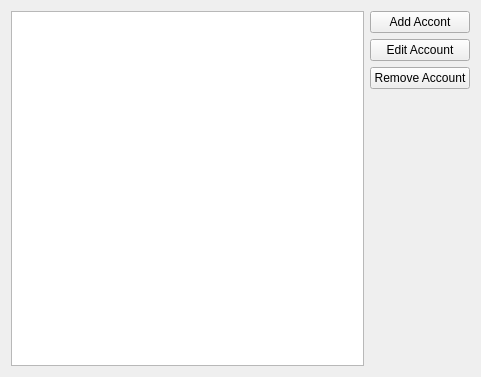
First picture: the form in src/main-widget.ui, repository KDE/ktp-accounts-kcm, before the edit.
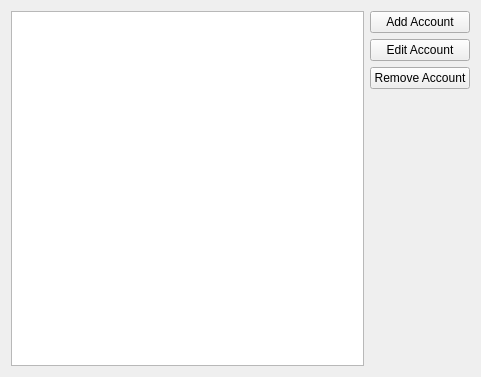
Second picture: the form after the edit. Custom widgets are drawn as their Qt base class.

Commit message: Corrected typo.

Patch:
```diff
--- a/src/main-widget.ui
+++ b/src/main-widget.ui
@@ -26,7 +26,7 @@
          <item>
           <widget class="KPushButton" name="m_addAccountButton">
            <property name="text">
-            <string>Add Accont</string>
+            <string>Add Account</string>
            </property>
           </widget>
          </item>
```
